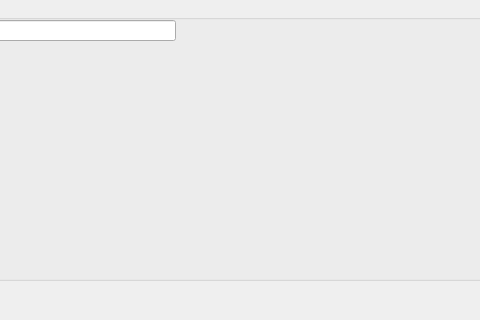
Sham-An/toarx_get_avito, file QT5Forms/main_request.ui: the form before one commit; both pictures show x 205 to 685 and y 0 to 320 of the 810 by 600 pixel window.
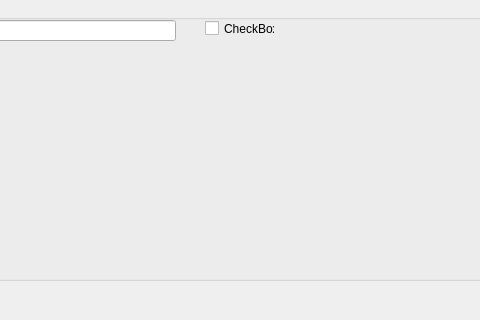
The form after the commit.

Commit message: PcsLog_db.py Write to DB ОК!!! PCS TO EXCEL + Stil Cells OK!!!! SQL to Pandas DataFrame(with examples)! Pcsparent.db OK! QT5 main_request  (QT5_stepone_tmp samples)

```diff
--- a/QT5Forms/main_request.ui
+++ b/QT5Forms/main_request.ui
@@ -193,6 +193,19 @@
       </rect>
      </property>
     </widget>
+    <widget class="QCheckBox" name="checkBox">
+     <property name="geometry">
+      <rect>
+       <x>400</x>
+       <y>20</y>
+       <width>70</width>
+       <height>17</height>
+      </rect>
+     </property>
+     <property name="text">
+      <string>CheckBox</string>
+     </property>
+    </widget>
    </widget>
   </widget>
   <widget class="QMenuBar" name="menubar">
```
The commit also changes 3 other files.
